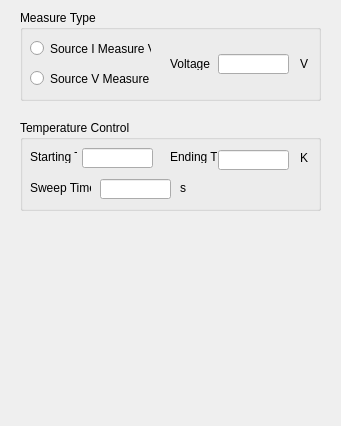
Above: configuredialog.ui from Qt-Widgets/conductivity before the change. Below: the same form after it.
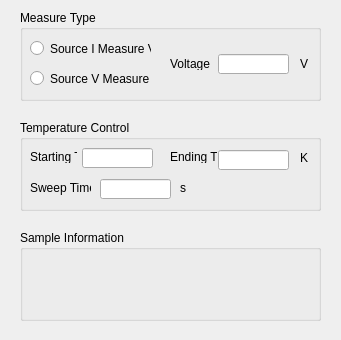
That is the form after the change.

Patch:
```diff
--- a/configuredialog.ui
+++ b/configuredialog.ui
@@ -7,7 +7,7 @@
     <x>0</x>
     <y>0</y>
     <width>341</width>
-    <height>426</height>
+    <height>340</height>
    </rect>
   </property>
   <property name="windowTitle">
@@ -211,6 +211,19 @@
     </property>
    </widget>
   </widget>
+  <widget class="QGroupBox" name="SampleGroupBox">
+   <property name="geometry">
+    <rect>
+     <x>20</x>
+     <y>230</y>
+     <width>301</width>
+     <height>91</height>
+    </rect>
+   </property>
+   <property name="title">
+    <string>Sample Information</string>
+   </property>
+  </widget>
  </widget>
  <resources/>
  <connections/>
```
Left out of the diff: 6 changed lines with no effect on the pictures. Lines whose indentation alone changed are shown as unchanged.
